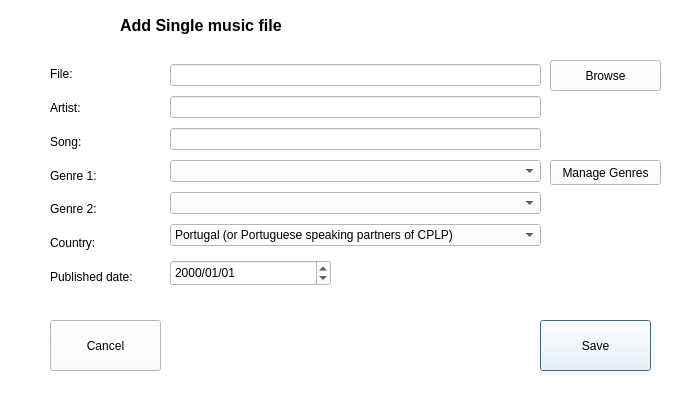
The window that src/add_music_single.ui (netpack/XFB) describes before a commit, drawn with Qt 5.
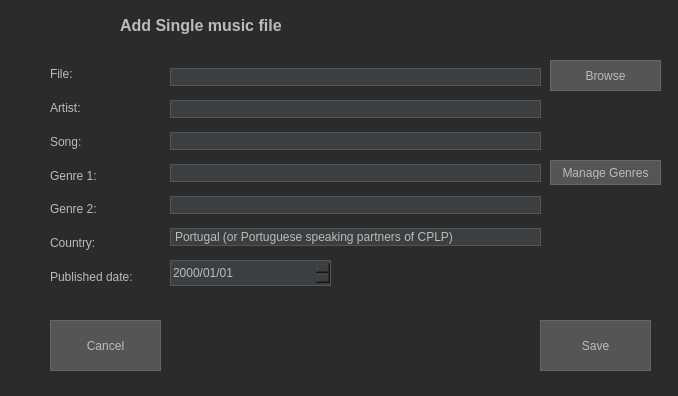
The same window after the commit. Icons and pictures are not drawn.

Patch:
```diff
--- a/src/add_music_single.ui
+++ b/src/add_music_single.ui
@@ -14,7 +14,67 @@
    <string>Add a song</string>
   </property>
   <property name="styleSheet">
-   <string notr="true">background-color: rgb(255, 255, 255);</string>
+   <string notr="true">
+    QDialog {
+        background-color: #2b2b2b;
+        color: #bbbbbb; /* Default text color */
+    }
+    QLabel {
+        color: #bbbbbb;
+    }
+    QLineEdit, QTextEdit, QPlainTextEdit {
+        background-color: #3c3f41;
+        color: #bbbbbb;
+        border: 1px solid #555555;
+        selection-background-color: #007acc;
+        selection-color: white;
+    }
+    QPushButton, QToolButton {
+        background-color: #555555;
+        color: #bbbbbb;
+        border: 1px solid #666666;
+        padding: 5px;
+    }
+    QPushButton:hover, QToolButton:hover {
+        background-color: #666666;
+    }
+    QPushButton:pressed, QToolButton:pressed {
+        background-color: #444444;
+    }
+    QComboBox {
+        background-color: #3c3f41;
+        color: #bbbbbb;
+        border: 1px solid #555555;
+        selection-background-color: #007acc;
+        /* selection-color: white; */
+    }
+    QComboBox::drop-down {
+        border: none;
+    }
+    QComboBox QAbstractItemView {
+        background-color: #3c3f41;
+        color: #bbbbbb;
+        selection-background-color: #007acc;
+        selection-color: white;
+        border: 1px solid #555555;
+        outline: 0px;
+    }
+    QDateEdit {
+        background-color: #3c3f41;
+        color: #bbbbbb;
+        border: 1px solid #555555;
+        selection-background-color: #007acc;
+        selection-color: white;
+    }
+    QDateEdit::drop-down {
+         /* Style dropdown button if needed */
+    }
+    QDateEdit QAbstractItemView {
+        background-color: #3c3f41;
+        color: #bbbbbb;
+        selection-background-color: #007acc;
+    }
+   </string>
   </property>
   <widget class="QLabel" name="label">
    <property name="geometry">
@@ -142,7 +202,7 @@
     </item>
    </layout>
   </widget>
-  <widget class="QWidget" name="layoutWidget">
+  <widget class="QWidget" name="layoutWidgetmusic2">
    <property name="geometry">
     <rect>
      <x>170</x>
```
Left out of the diff: 2 changed lines with no effect on the pictures.
